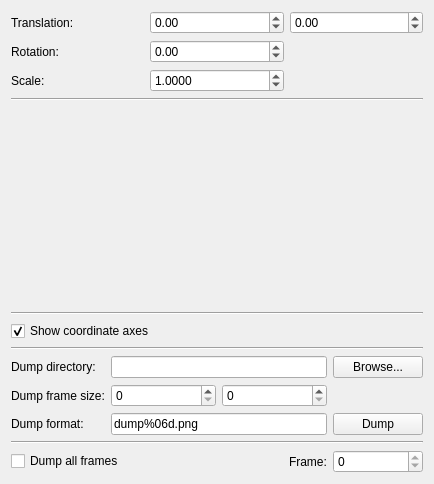
The window that code/src/lib/visualization/View2dControl.ui (jmaye/mrtk) describes before a commit, drawn with Qt 5.
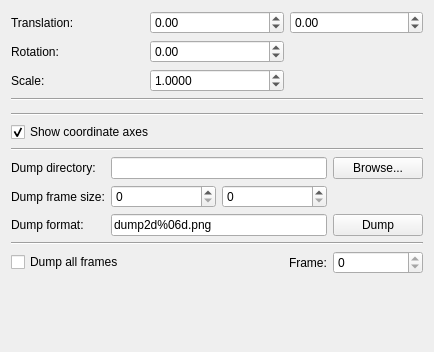
The same window after the commit. Custom widgets are drawn as their Qt base class.

```diff
--- a/code/src/lib/visualization/View2dControl.ui
+++ b/code/src/lib/visualization/View2dControl.ui
@@ -7,7 +7,7 @@
     <x>0</x>
     <y>0</y>
     <width>434</width>
-    <height>484</height>
+    <height>352</height>
    </rect>
   </property>
   <property name="windowTitle">
@@ -168,7 +168,7 @@
         <string/>
        </property>
        <property name="text">
-        <string>dump%06d.png</string>
+        <string>dump2d%06d.png</string>
        </property>
       </widget>
      </item>
@@ -265,6 +265,19 @@
      </item>
     </layout>
    </item>
+   <item>
+    <spacer name="verticalSpacer">
+     <property name="orientation">
+      <enum>Qt::Vertical</enum>
+     </property>
+     <property name="sizeHint" stdset="0">
+      <size>
+       <width>20</width>
+       <height>40</height>
+      </size>
+     </property>
+    </spacer>
+   </item>
   </layout>
  </widget>
  <customwidgets>
```
